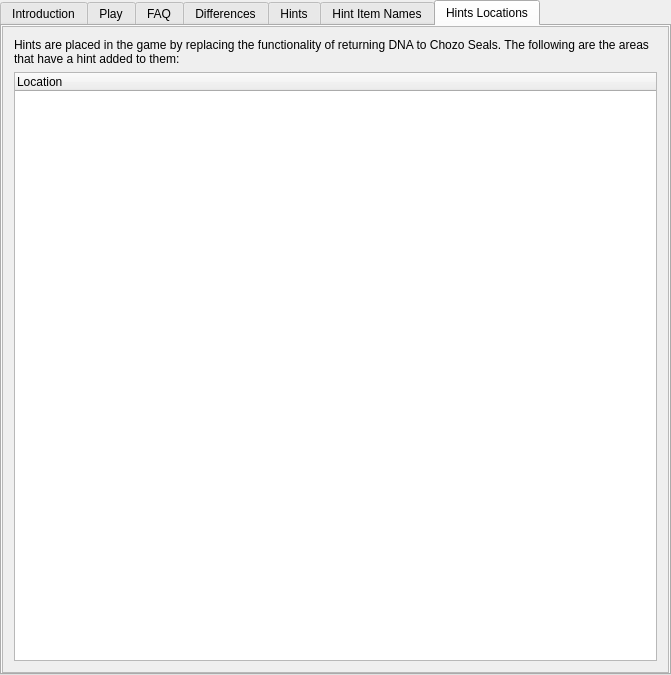
The window that randovania/gui/ui_files/games_tab_samusreturns_widget.ui (randovania/randovania) describes before a commit, drawn with Qt 5.
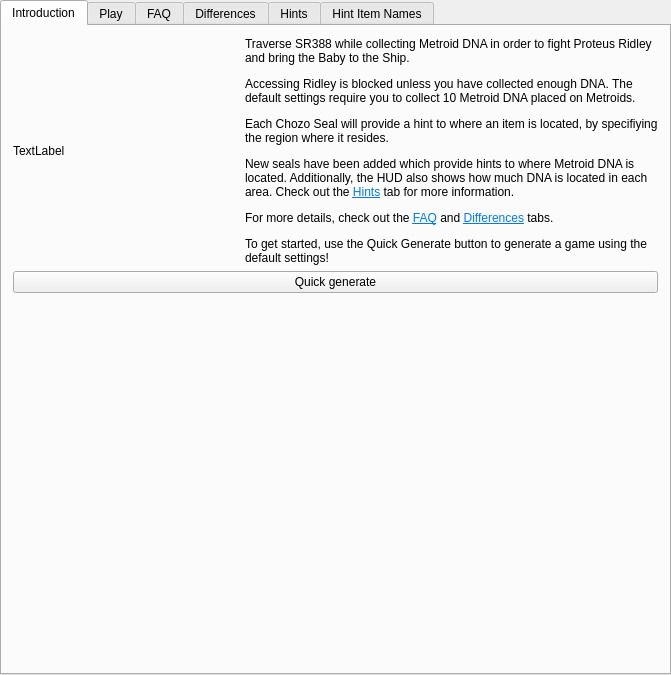
The same window after the commit. The open tabs and pages were chosen to show the change. Custom widgets are drawn as their Qt base class.

Commit message: Merge MSR Hint pages

What changed in the file:
```diff
--- a/randovania/gui/ui_files/games_tab_samusreturns_widget.ui
+++ b/randovania/gui/ui_files/games_tab_samusreturns_widget.ui
@@ -216,6 +216,21 @@
           </property>
          </widget>
         </item>
+        <item>
+         <widget class="QTreeWidget" name="hint_locations_tree_widget">
+          <property name="minimumSize">
+           <size>
+            <width>0</width>
+            <height>340</height>
+           </size>
+          </property>
+          <column>
+           <property name="text">
+            <string>Location</string>
+           </property>
+          </column>
+         </widget>
+        </item>
         <item>
          <widget class="Line" name="line">
           <property name="orientation">
@@ -638,69 +653,6 @@
     </item>
    </layout>
   </widget>
-  <widget class="QWidget" name="hint_locations_tab">
-   <attribute name="title">
-    <string>Hints Locations</string>
-   </attribute>
-   <layout class="QVBoxLayout" name="hint_tab_layout">
-    <property name="leftMargin">
-     <number>0</number>
-    </property>
-    <property name="topMargin">
-     <number>0</number>
-    </property>
-    <property name="rightMargin">
-     <number>0</number>
-    </property>
-    <property name="bottomMargin">
-     <number>0</number>
-    </property>
-    <item>
-     <widget class="QScrollArea" name="hint_locations_scroll_area">
-      <property name="widgetResizable">
-       <bool>true</bool>
-      </property>
-      <property name="alignment">
-       <set>Qt::AlignLeading|Qt::AlignLeft|Qt::AlignTop</set>
-      </property>
-      <widget class="QWidget" name="hint_locations_scroll_contents">
-       <property name="geometry">
-        <rect>
-         <x>0</x>
-         <y>0</y>
-         <width>665</width>
-         <height>646</height>
-        </rect>
-       </property>
-       <layout class="QVBoxLayout" name="hint_scroll_layout">
-        <item>
-         <widget class="QLabel" name="hint_locations_label">
-          <property name="text">
-           <string>&lt;html&gt;&lt;head/&gt;&lt;body&gt;&lt;p&gt;Hints are placed in the game by replacing the functionality of returning DNA to Chozo Seals. The following are the areas that have a hint added to them:&lt;/p&gt;&lt;/body&gt;&lt;/html&gt;</string>
-          </property>
-          <property name="alignment">
-           <set>Qt::AlignLeading|Qt::AlignLeft|Qt::AlignTop</set>
-          </property>
-          <property name="wordWrap">
-           <bool>true</bool>
-          </property>
-         </widget>
-        </item>
-        <item>
-         <widget class="QTreeWidget" name="hint_locations_tree_widget">
-          <column>
-           <property name="text">
-            <string>Location</string>
-           </property>
-          </column>
-         </widget>
-        </item>
-       </layout>
-      </widget>
-     </widget>
-    </item>
-   </layout>
-  </widget>
  </widget>
  <layoutdefault spacing="6" margin="11"/>
  <customwidgets>
```
Left out of the diff: 23 changed lines with no effect on the pictures.
